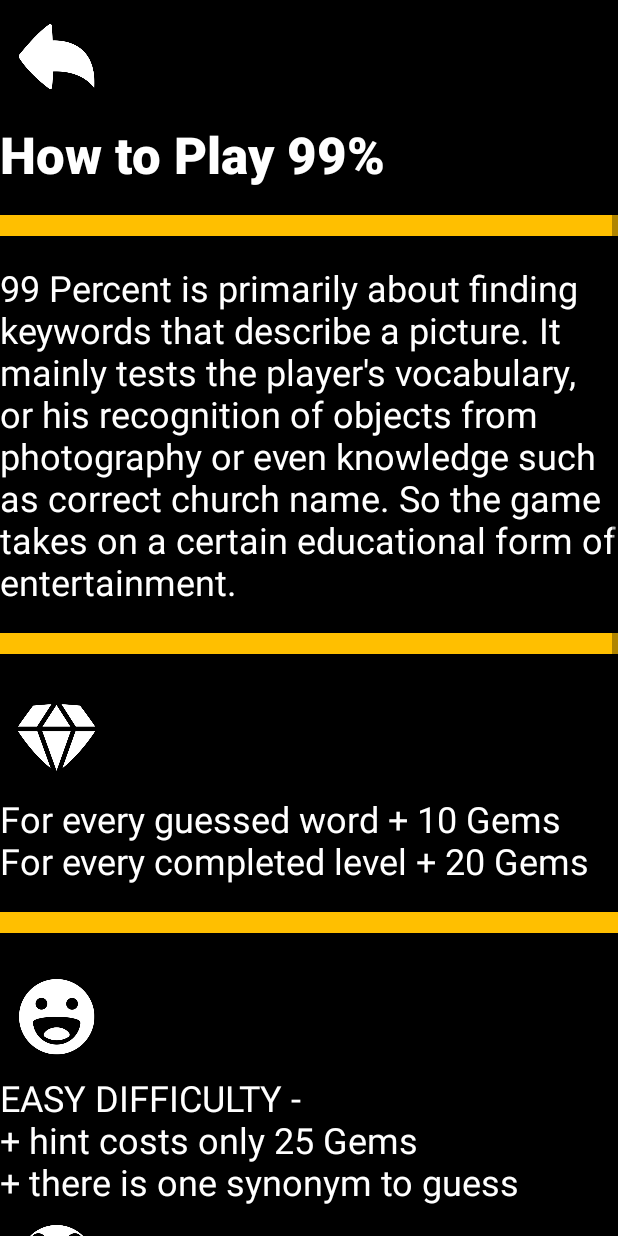
After one commit to VLapcak/99Percent, an Android app: the HowToPlay screen opened directly, with no data from a screen before it, on a phone screen of 412 x 824 dp. The commit adds this screen. Run offline under Robolectric (Android 15) with nearby library versions, the phone set to English and light mode, and no system bars.

Commit message:
almost final

```diff
--- /dev/null
+++ b/app/src/main/java/com/example/lapcak_99game/activity/HowToPlay.kt
@@ -0,0 +1,22 @@
+package com.example.lapcak_99game.activity
+
+import android.content.Intent
+import androidx.appcompat.app.AppCompatActivity
+import android.os.Bundle
+import com.example.lapcak_99game.databinding.ActivityHowToPlayBinding
+
+class HowToPlay : AppCompatActivity() {
+
+    lateinit var binding: ActivityHowToPlayBinding
+
+    override fun onCreate(savedInstanceState: Bundle?) {
+        super.onCreate(savedInstanceState)
+        binding = ActivityHowToPlayBinding.inflate(layoutInflater)
+        setContentView(binding.root)
+
+        binding.goBackMenu.setOnClickListener {
+            val intent = Intent(this, MainActivity::class.java)
+            startActivity(intent)
+        }
+    }
+}
--- /dev/null
+++ b/app/src/main/res/layout/activity_how_to_play.xml
@@ -0,0 +1,149 @@
+<?xml version="1.0" encoding="utf-8"?>
+<androidx.constraintlayout.widget.ConstraintLayout xmlns:android="http://schemas.android.com/apk/res/android"
+    xmlns:app="http://schemas.android.com/apk/res-auto"
+    xmlns:tools="http://schemas.android.com/tools"
+    android:layout_width="match_parent"
+    android:layout_height="match_parent"
+    android:background="#000000"
+    tools:context=".activity.HowToPlay">
+
+  <ImageButton
+      android:id="@+id/go_back_menu"
+      android:layout_width="75dp"
+      android:layout_height="75dp"
+      android:background="#00FFFFFF"
+      android:contentDescription="@string/back_to_level_selector"
+      android:scaleType="fitCenter"
+      app:layout_constraintStart_toStartOf="parent"
+      app:layout_constraintTop_toTopOf="parent"
+      app:srcCompat="@drawable/return_icon"
+      tools:ignore="DuplicateClickableBoundsCheck"
+      tools:visibility="visible" />
+
+  <ScrollView
+      android:layout_width="match_parent"
+      android:layout_height="match_parent"
+      android:layout_marginTop="80dp"
+      app:layout_constraintBottom_toBottomOf="parent"
+      app:layout_constraintEnd_toEndOf="parent"
+      app:layout_constraintStart_toStartOf="parent"
+      app:layout_constraintTop_toTopOf="parent">
+
+    <LinearLayout
+        android:layout_width="match_parent"
+        android:layout_height="wrap_content"
+        android:orientation="vertical">
+
+      <TextView
+          android:id="@+id/mainText"
+          android:layout_width="match_parent"
+          android:layout_height="wrap_content"
+          android:fontFamily="sans-serif-black"
+          android:text="@string/how_to_play_99"
+          android:textColor="#FFFFFF"
+          android:textSize="34sp" />
+
+      <ImageView
+          android:id="@+id/imageView"
+          android:layout_width="match_parent"
+          android:layout_height="50dp"
+          android:contentDescription="@string/app_name"
+          android:scaleX="3"
+          app:srcCompat="@drawable/line" />
+
+      <TextView
+          android:id="@+id/textView3"
+          android:layout_width="match_parent"
+          android:layout_height="wrap_content"
+          android:text="@string/_99_percent_is_primarily_about_finding_keywords_that_describe_a_picture_it_mainly_tests_the_player_s_vocabulary_or_his_recognition_of_objects_from_photography_or_even_knowledge_such_as_correct_church_name_so_the_game_takes_on_a_certain_educational_form_of_entertainment"
+          android:textColor="#FFFFFF"
+          android:textSize="24sp" />
+
+      <ImageView
+          android:id="@+id/imageView2"
+          android:layout_width="match_parent"
+          android:layout_height="50dp"
+          android:contentDescription="@string/app_name"
+          android:scaleX="3"
+          app:srcCompat="@drawable/line" />
+
+      <ImageView
+          android:id="@+id/imageView6"
+          android:layout_width="75dp"
+          android:layout_height="75dp"
+          android:contentDescription="@string/app_name"
+          app:srcCompat="@drawable/gem_icon" />
+
+      <TextView
+          android:id="@+id/textView8"
+          android:layout_width="match_parent"
+          android:layout_height="wrap_content"
+          android:text="@string/GEMS_nfor_every_guessed_word_10_gems_nfor_every_completed_level_20_gems"
+          android:textColor="#FFFFFF"
+          android:textSize="24sp" />
+
+      <ImageView
+          android:id="@+id/imageView5"
+          android:layout_width="match_parent"
+          android:layout_height="50dp"
+          android:contentDescription="@string/app_name"
+          android:scaleX="3"
+          app:srcCompat="@drawable/line" />
+
+      <ImageView
+          android:id="@+id/imageView3"
+          android:layout_width="75dp"
+          android:layout_height="75dp"
+          android:contentDescription="@string/app_name"
+          app:srcCompat="@drawable/diff_easy_icon" />
+
+      <TextView
+          android:id="@+id/textView5"
+          android:layout_width="match_parent"
+          android:layout_height="wrap_content"
+          android:text="@string/easy_difficulty_n_hint_costs_only_25_gems_n_there_is_one_synonym_to_guess"
+          android:textColor="#FFFFFF"
+          android:textSize="24sp" />
+
+      <ImageView
+          android:id="@+id/imageView4"
+          android:layout_width="75dp"
+          android:layout_height="75dp"
+          android:contentDescription="@string/app_name"
+          app:srcCompat="@drawable/diff_hard_icon" />
+
+      <TextView
+          android:id="@+id/textView7"
+          android:layout_width="match_parent"
+          android:layout_height="wrap_content"
+          android:text="@string/hard_difficulty_n_hint_costs_35_gems_n_you_need_to_guess_exact_words"
+          android:textColor="#FFFFFF"
+          android:textSize="24sp" />
+
+      <ImageView
+          android:id="@+id/imageView8"
+          android:layout_width="match_parent"
+          android:layout_height="50dp"
+          android:contentDescription="@string/app_name"
+          android:scaleX="3"
+          app:srcCompat="@drawable/line" />
+
+      <ImageView
+          android:id="@+id/imageView7"
+          android:layout_width="75dp"
+          android:layout_height="75dp"
+          android:contentDescription="@string/app_name"
+          app:srcCompat="@drawable/location_icon" />
+
+      <TextView
+          android:id="@+id/textView9"
+          android:layout_width="match_parent"
+          android:layout_height="wrap_content"
+          android:text="LOCATION\nShow the place on the map"
+          android:textColor="#FFFFFF"
+          android:textSize="24sp" />
+
+    </LinearLayout>
+  </ScrollView>
+
+</androidx.constraintlayout.widget.ConstraintLayout>
--- a/app/src/main/res/values/strings.xml
+++ b/app/src/main/res/values/strings.xml
@@ -140,4 +140,10 @@
     <string name="reset_progress">Reset Progress</string>
     <string name="about">About</string>
     <string name="how_to_play">How to play</string>
+    <string name="filter_cards">filter_cards</string>
+    <string name="hard_difficulty_n_hint_costs_35_gems_n_you_need_to_guess_exact_words">HARD DIFFICULTY - \n- hint costs 35 Gems \n- you need to guess exact words</string>
+    <string name="easy_difficulty_n_hint_costs_only_25_gems_n_there_is_one_synonym_to_guess">EASY DIFFICULTY - \n+ hint costs only 25 Gems \n+ there is one synonym to guess</string>
+    <string name="GEMS_nfor_every_guessed_word_10_gems_nfor_every_completed_level_20_gems">For every guessed word + 10 Gems \nFor every completed level + 20 Gems</string>
+    <string name="_99_percent_is_primarily_about_finding_keywords_that_describe_a_picture_it_mainly_tests_the_player_s_vocabulary_or_his_recognition_of_objects_from_photography_or_even_knowledge_such_as_correct_church_name_so_the_game_takes_on_a_certain_educational_form_of_entertainment">99 Percent is primarily about finding keywords that describe a picture. It mainly tests the player\'s vocabulary, or his recognition of objects from photography or even knowledge such as correct church name. So the game takes on a certain educational form of entertainment.</string>
+    <string name="how_to_play_99">How to Play 99%</string>
 </resources>
```
Also changed, not shown: app/src/main/AndroidManifest.xml (+7 -5 lines), app/src/main/assets/levelSynonymWords.txt (+40 -0 lines), app/src/main/java/com/example/lapcak_99game/activity/GameActivity.kt (+30 -20 lines), app/src/main/java/com/example/lapcak_99game/activity/LevelSelector.kt (+24 -1 lines), app/src/main/java/com/example/lapcak_99game/activity/MainActivity.kt (+36 -30 lines), app/src/main/java/com/example/lapcak_99game/activity/MapActivity.kt (+14 -7 lines), app/src/main/res/layout/activity_level_selector.xml (+14 -0 lines), app/src/main/res/drawable/line.png (added).
